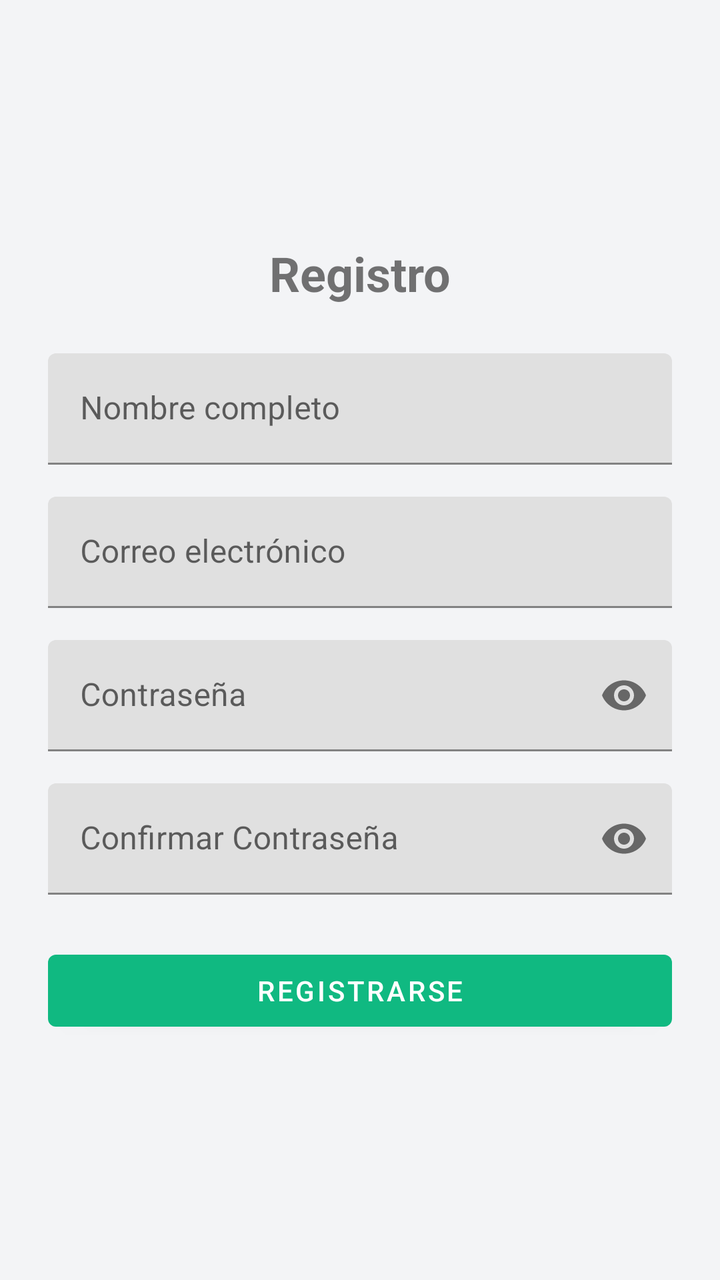
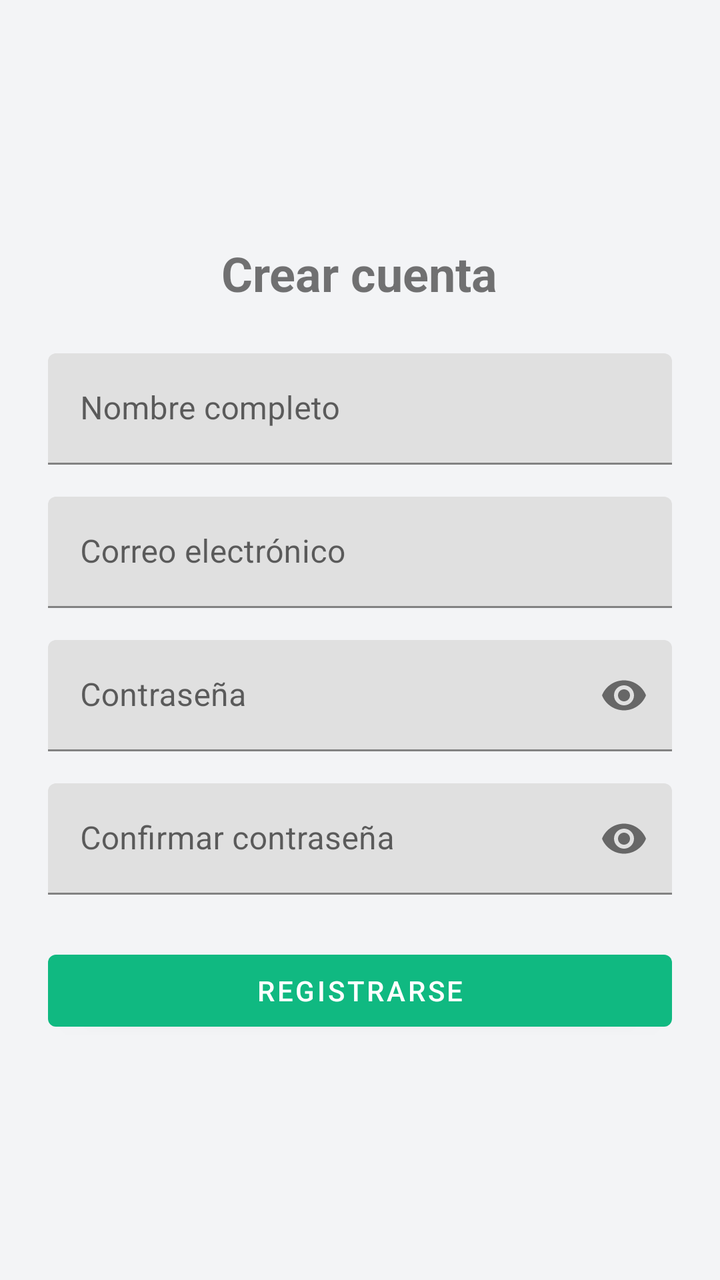

An Android layout rendered at two revisions. The XML below is the earlier revision; the diff shows what the commit changed to produce the second picture.
<!-- AndroidManifest.xml: application theme Theme.HelpMe -->
<!-- res/layout/fragment_register.xml -->
<?xml version="1.0" encoding="utf-8"?>
<LinearLayout xmlns:android="http://schemas.android.com/apk/res/android"
    android:layout_width="match_parent"
    android:layout_height="match_parent"
    android:orientation="vertical"
    android:padding="24dp"
    android:gravity="center">

    <TextView
        android:layout_width="wrap_content"
        android:layout_height="wrap_content"
        android:text="Registro"
        android:textSize="24sp"
        android:textStyle="bold"
        android:layout_marginBottom="24dp"/>

    <com.google.android.material.textfield.TextInputLayout
        android:layout_width="match_parent"
        android:layout_height="wrap_content"
        android:layout_marginBottom="16dp"
        android:hint="Nombre completo">
        <com.google.android.material.textfield.TextInputEditText
            android:id="@+id/etName"
            android:layout_width="match_parent"
            android:layout_height="wrap_content"
            android:inputType="textPersonName" />
    </com.google.android.material.textfield.TextInputLayout>

    <com.google.android.material.textfield.TextInputLayout
        android:layout_width="match_parent"
        android:layout_height="wrap_content"
        android:layout_marginBottom="16dp"
        android:hint="Correo electrónico">
        <com.google.android.material.textfield.TextInputEditText
            android:id="@+id/etEmail"
            android:layout_width="match_parent"
            android:layout_height="wrap_content"
            android:inputType="textEmailAddress" />
    </com.google.android.material.textfield.TextInputLayout>

    <com.google.android.material.textfield.TextInputLayout
        android:layout_width="match_parent"
        android:layout_height="wrap_content"
        android:layout_marginBottom="16dp"
        xmlns:app="http://schemas.android.com/apk/res-auto"
        app:passwordToggleEnabled="true"
        android:hint="Contraseña">
        <com.google.android.material.textfield.TextInputEditText
            android:id="@+id/etPassword"
            android:layout_width="match_parent"
            android:layout_height="wrap_content"
            android:inputType="textPassword" />
    </com.google.android.material.textfield.TextInputLayout>

    <com.google.android.material.textfield.TextInputLayout
        android:layout_width="match_parent"
        android:layout_height="wrap_content"
        android:layout_marginBottom="24dp"
        xmlns:app="http://schemas.android.com/apk/res-auto"
        app:passwordToggleEnabled="true"
        android:hint="Confirmar Contraseña">
        <com.google.android.material.textfield.TextInputEditText
            android:id="@+id/etConfirmPassword"
            android:layout_width="match_parent"
            android:layout_height="wrap_content"
            android:inputType="textPassword" />
    </com.google.android.material.textfield.TextInputLayout>

    <Button
        android:id="@+id/btnRegister"
        android:layout_width="match_parent"
        android:layout_height="wrap_content"
        android:text="Registrarse" />

    <ProgressBar
        android:id="@+id/progressBar"
        android:layout_width="wrap_content"
        android:layout_height="wrap_content"
        android:visibility="gone"
        android:layout_marginTop="16dp"/>

</LinearLayout>
<!-- resources referenced by this layout -->
<resources>
  <style name="Theme.HelpMe" parent="Base.Theme.HelpMe" />
  <style name="Base.Theme.HelpMe" parent="Theme.MaterialComponents.Light.NoActionBar">
          <item name="colorPrimary">@color/helpme_green</item>
          <item name="colorPrimaryVariant">@color/helpme_green_dark</item>
          <item name="colorOnPrimary">@color/white</item>
          <item name="android:windowBackground">@color/helpme_background</item>
          
          <item name="android:textColorPrimary">@color/helpme_text_primary</item>
          <item name="android:textColorSecondary">@color/helpme_text_secondary</item>
      </style>
  <color name="helpme_green">#10B981</color>
  <color name="helpme_green_dark">#059669</color>
  <color name="white">#FFFFFFFF</color>
  <color name="helpme_background">#F3F4F6</color>
  <color name="helpme_text_primary">#111827</color>
  <color name="helpme_text_secondary">#4B5563</color>
</resources>

<!-- the commit's change to res/layout/fragment_register.xml (unified diff, before → after) -->
@@ -9,7 +9,7 @@
     <TextView
         android:layout_width="wrap_content"
         android:layout_height="wrap_content"
-        android:text="Registro"
+        android:text="@string/register_title"
         android:textSize="24sp"
         android:textStyle="bold"
         android:layout_marginBottom="24dp"/>
@@ -18,7 +18,7 @@
         android:layout_width="match_parent"
         android:layout_height="wrap_content"
         android:layout_marginBottom="16dp"
-        android:hint="Nombre completo">
+        android:hint="@string/full_name_hint">
         <com.google.android.material.textfield.TextInputEditText
             android:id="@+id/etName"
             android:layout_width="match_parent"
@@ -30,7 +30,7 @@
         android:layout_width="match_parent"
         android:layout_height="wrap_content"
         android:layout_marginBottom="16dp"
-        android:hint="Correo electrónico">
+        android:hint="@string/email_label">
         <com.google.android.material.textfield.TextInputEditText
             android:id="@+id/etEmail"
             android:layout_width="match_parent"
@@ -44,7 +44,7 @@
         android:layout_marginBottom="16dp"
         xmlns:app="http://schemas.android.com/apk/res-auto"
         app:passwordToggleEnabled="true"
-        android:hint="Contraseña">
+        android:hint="@string/password_label">
         <com.google.android.material.textfield.TextInputEditText
             android:id="@+id/etPassword"
             android:layout_width="match_parent"
@@ -58,7 +58,7 @@
         android:layout_marginBottom="24dp"
         xmlns:app="http://schemas.android.com/apk/res-auto"
         app:passwordToggleEnabled="true"
-        android:hint="Confirmar Contraseña">
+        android:hint="@string/confirm_password_hint">
         <com.google.android.material.textfield.TextInputEditText
             android:id="@+id/etConfirmPassword"
             android:layout_width="match_parent"
@@ -70,7 +70,7 @@
         android:id="@+id/btnRegister"
         android:layout_width="match_parent"
         android:layout_height="wrap_content"
-        android:text="Registrarse" />
+        android:text="@string/register_button" />
 
     <ProgressBar
         android:id="@+id/progressBar"
<!-- resource entries referenced after the edit -->
@@ -1,5 +1,11 @@
 <!-- resources referenced by this layout -->
 <resources>
+  <string name="confirm_password_hint">Confirmar contraseña</string>
+  <string name="email_label">Correo electrónico</string>
+  <string name="full_name_hint">Nombre completo</string>
+  <string name="password_label">Contraseña</string>
+  <string name="register_button">Registrarse</string>
+  <string name="register_title">Crear cuenta</string>
   <style name="Theme.HelpMe" parent="Base.Theme.HelpMe" />
   <style name="Base.Theme.HelpMe" parent="Theme.MaterialComponents.Light.NoActionBar">
           <item name="colorPrimary">@color/helpme_green</item>
